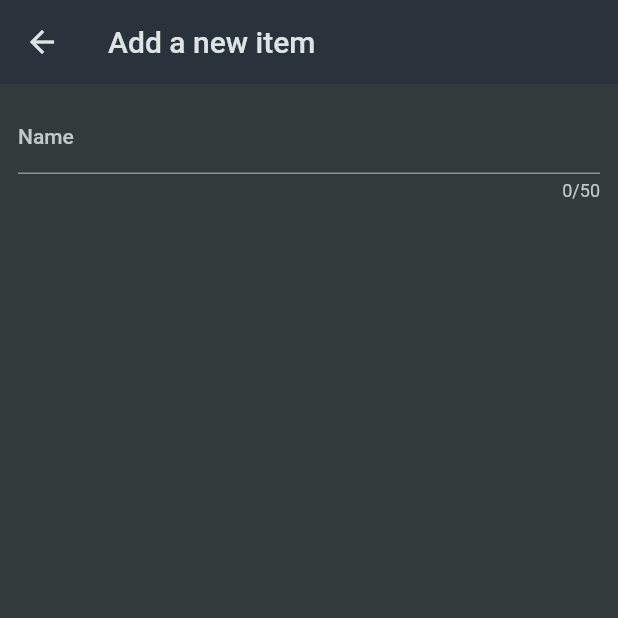
After one commit to utsav1103/shop_app, a Flutter app: the screen it shows after launch, after a tap on the "add" icon, on a phone screen of 412 x 824 dp, the top half of it. The commit adds this screen. Run offline on Flutter 3.47's test engine with Material 2 defaults, Android fonts, the phone set to English and light mode, and no system bars.

Commit message:
The Form & TextFormField widget

```diff
--- a/lib/widgets/grocery_list.dart
+++ b/lib/widgets/grocery_list.dart
@@ -1,14 +1,30 @@
 import 'package:flutter/material.dart';
 import 'package:shop_app/data/dummy_items.dart';
+import 'package:shop_app/widgets/new_item.dart';
 
-class GroceryList extends StatelessWidget {
+class GroceryList extends StatefulWidget {
   const GroceryList({super.key});
+
+  @override
+  State<GroceryList> createState() => _GroceryListState();
+}
+
+class _GroceryListState extends State<GroceryList> {
+  void _addItem(){
+    Navigator.of(context).push(MaterialPageRoute(builder: (ctx) => const NewItem(),),);
+  }
 
   @override
   Widget build(BuildContext context) {
     return Scaffold(
       appBar: AppBar(
         title: const Text('Your Groceries'),
+        actions: [
+          IconButton(
+            onPressed: _addItem,
+            icon: const Icon(Icons.add),
+          ),
+        ],
       ),
       body: ListView.builder(
         itemCount: groceryItems.length,
--- /dev/null
+++ b/lib/widgets/new_item.dart
@@ -0,0 +1,39 @@
+import 'package:flutter/material.dart';
+
+class NewItem extends StatefulWidget {
+  const NewItem({super.key});
+
+  @override
+  State<StatefulWidget> createState() {
+    return _NewItemState();
+  }
+}
+
+class _NewItemState extends State<NewItem> {
+  @override
+  Widget build(BuildContext context) {
+    return Scaffold(
+      appBar: AppBar(
+        title: const Text('Add a new item'),
+      ),
+      body: Padding(
+        padding: const EdgeInsets.all(12),
+        child: Form(
+          child: Column(
+            children: [
+              TextFormField(
+                maxLength: 50,
+                decoration: InputDecoration(
+                  label: Text('Name'),
+                ),
+                validator: (value){
+                  return 'Demo....';
+                },
+              ),
+            ],
+          ),
+        ),
+      ),
+    );
+  }
+}
```
